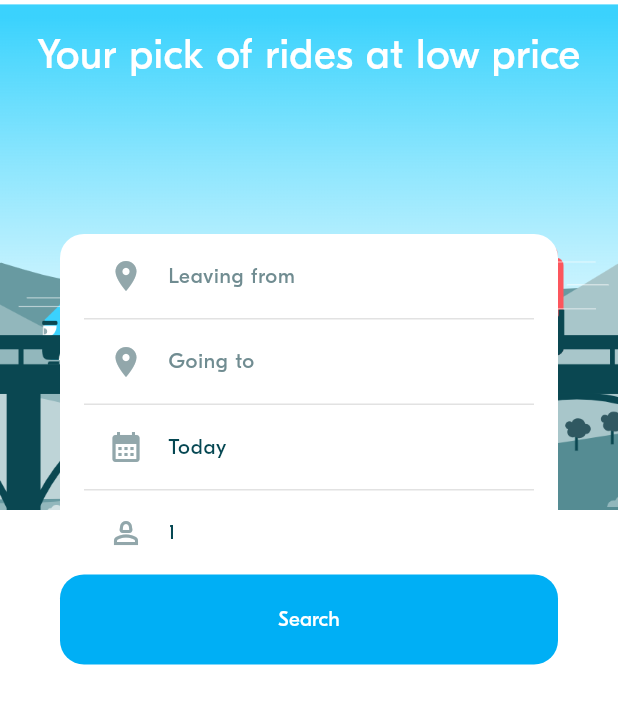
After one commit to shinjikhun73/w8_practice_bla_mvvm, a Flutter app: the screen it shows after launch, on a phone screen of 412 x 824 dp. The commit adds this screen. Shown: the top 704 px of the screen. Run offline on Flutter 3.47's test engine with Material 3 defaults, Android fonts, the phone set to English and light mode, and no system bars; project files that could hold a hidden picture were left out.

Commit message:
Bla-204 - Home Screen

```diff
--- /dev/null
+++ b/lib/ui/screens/home/widgets/home_content.dart
@@ -0,0 +1,87 @@
+import 'package:flutter/material.dart';
+import '../../../../model/ride_pref/ride_pref.dart';
+import '../../../theme/theme.dart';
+import '../../../widgets/pickers/bla_ride_preference_picker.dart';
+import '../view_model/home_view_model.dart';
+import 'home_history_tile.dart';
+
+const String blablaHomeImagePath = 'assets/images/blabla_home.png';
+
+class HomeContent extends StatelessWidget {
+  final HomeViewModel viewModel;
+
+  const HomeContent({super.key, required this.viewModel});
+
+  @override
+  Widget build(BuildContext context) {
+    return Stack(
+      children: [
+        _buildBackground(),
+        _buildForeground(context),
+      ],
+    );
+  }
+
+  Widget _buildForeground(BuildContext context) {
+    return Column(
+      children: [
+        const SizedBox(height: 16),
+        Align(
+          alignment: AlignmentGeometry.center,
+          child: Text(
+            "Your pick of rides at low price",
+            style: BlaTextStyles.heading.copyWith(color: Colors.white),
+          ),
+        ),
+        const SizedBox(height: 100),
+
+        Container(
+          margin: const EdgeInsets.symmetric(horizontal: BlaSpacings.xxl),
+          decoration: BoxDecoration(
+            color: Colors.white,
+            borderRadius: BorderRadius.circular(16),
+          ),
+          child: Column(
+            mainAxisAlignment: MainAxisAlignment.start,
+            crossAxisAlignment: CrossAxisAlignment.stretch,
+            children: [
+              BlaRidePreferencePicker(
+                initRidePreference: viewModel.selectedPreference,
+                onRidePreferenceSelected: (pref) => viewModel.onRidePreferenceSelected(context, pref),
+              ),
+              const SizedBox(height: BlaSpacings.m),
+              _buildHistory(context),
+            ],
+          ),
+        ),
+      ],
+    );
+  }
+
+  Widget _buildHistory(BuildContext context) {
+    List<RidePreference> history = viewModel.history;
+    return SizedBox(
+      height: 200,
+      child: ListView.builder(
+        shrinkWrap: true,
+        physics: const AlwaysScrollableScrollPhysics(),
+        itemCount: history.length,
+        itemBuilder: (ctx, index) => HomeHistoryTile(
+          ridePref: history[index],
+          onPressed: () => viewModel.onRidePreferenceSelected(context, history[index]),
+        ),
+      ),
+    );
+  }
+
+  Widget _buildBackground() {
+    return SizedBox(
+      width: double.infinity,
+      height: 340,
+      child: Image.asset(
+        blablaHomeImagePath,
+        fit: BoxFit.cover,
+      ),
+    );
+  }
+}
```
Also changed, not shown: lib/ui/screens/home/home_screen.dart (+2 -82 lines).
